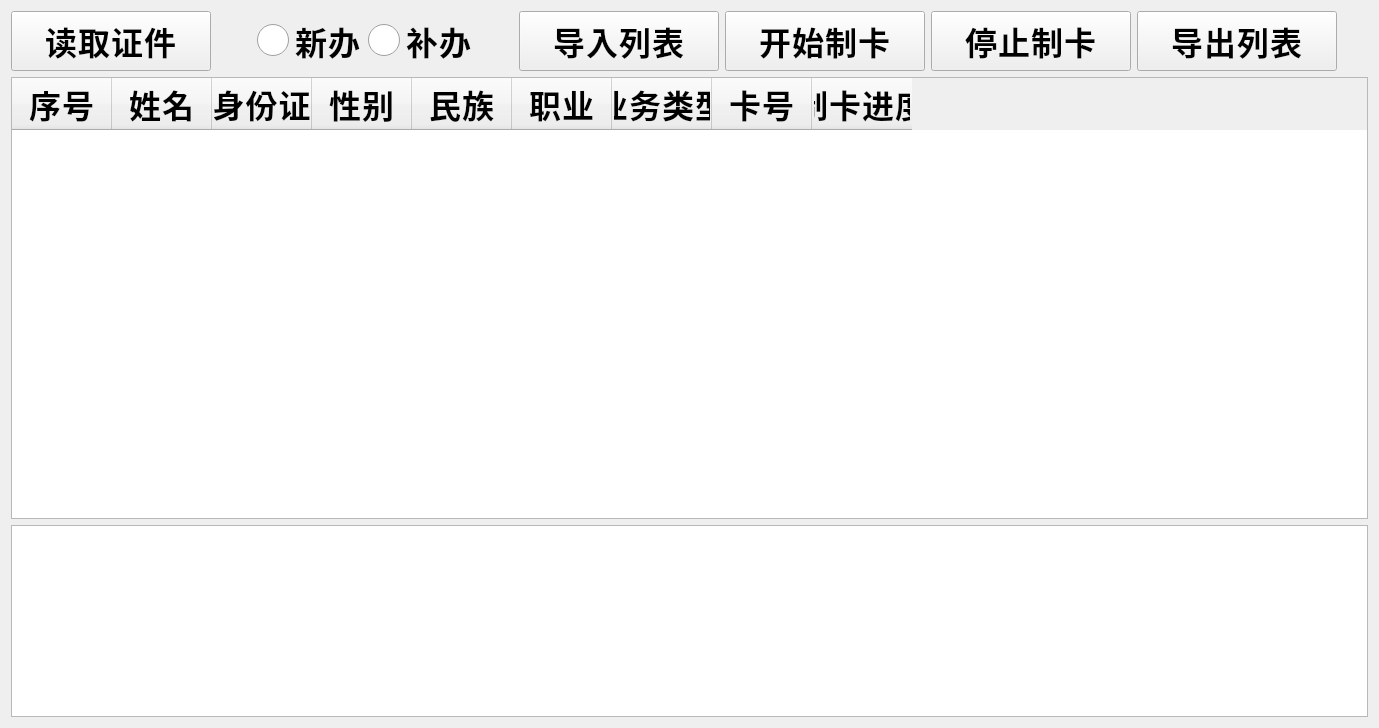
leithergit/SSCard_System, file SSCard_System/Sys_batchmakecard.ui: the form before one commit.
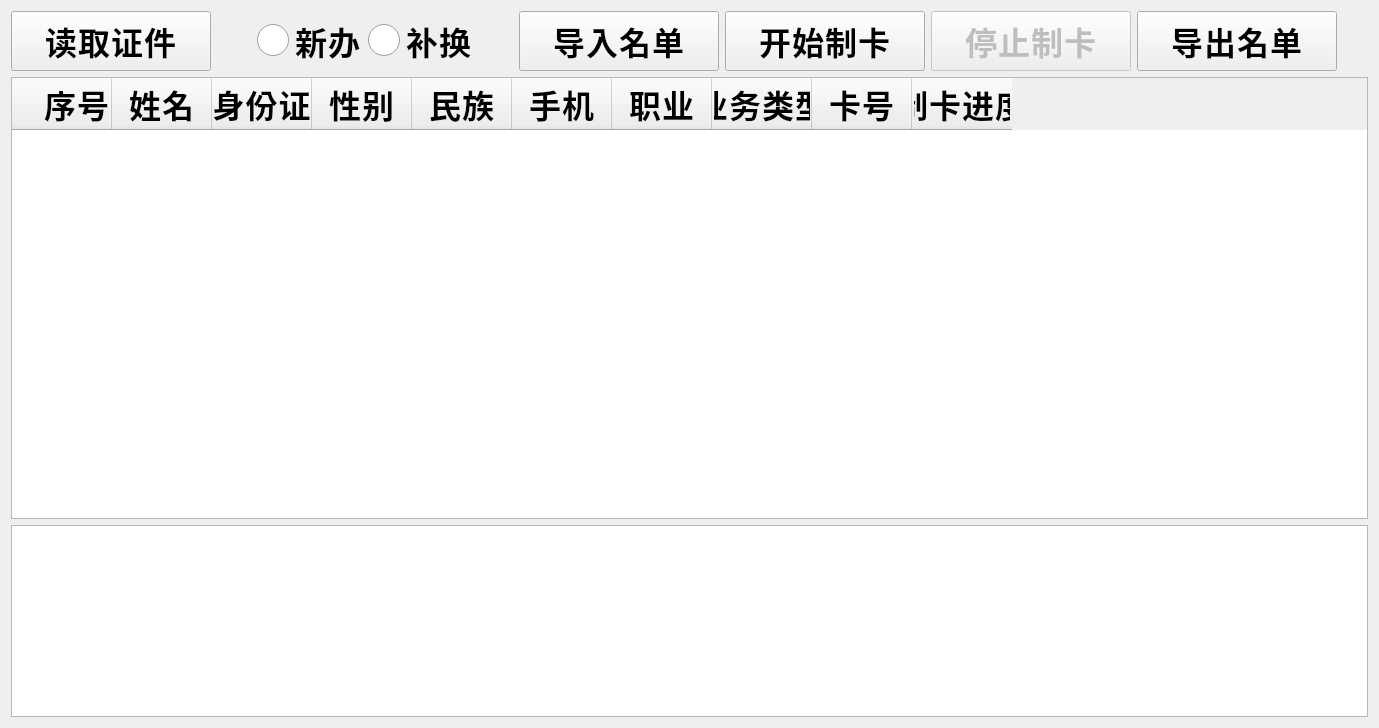
The form after the commit. Icons and pictures are not drawn.

Patch:
```diff
--- a/SSCard_System/Sys_batchmakecard.ui
+++ b/SSCard_System/Sys_batchmakecard.ui
@@ -96,7 +96,7 @@
 </string>
        </property>
        <property name="text">
-        <string>补办</string>
+        <string>补换</string>
        </property>
       </widget>
      </item>
@@ -131,7 +131,7 @@
         </size>
        </property>
        <property name="text">
-        <string>导入列表</string>
+        <string>导入名单</string>
        </property>
       </widget>
      </item>
@@ -156,6 +156,9 @@
      </item>
      <item>
       <widget class="QPushButton" name="pushButton_StopMakeCard">
+       <property name="enabled">
+        <bool>false</bool>
+       </property>
        <property name="minimumSize">
         <size>
          <width>200</width>
@@ -188,7 +191,7 @@
         </size>
        </property>
        <property name="text">
-        <string>导出列表</string>
+        <string>导出名单</string>
        </property>
       </widget>
      </item>
@@ -219,6 +222,9 @@
       <property name="text">
        <string>序号</string>
       </property>
+      <property name="textAlignment">
+       <set>AlignTrailing|AlignVCenter</set>
+      </property>
      </column>
      <column>
       <property name="text">
@@ -234,10 +240,21 @@
       <property name="text">
        <string>性别</string>
       </property>
+      <property name="textAlignment">
+       <set>AlignCenter</set>
+      </property>
      </column>
      <column>
       <property name="text">
        <string>民族</string>
+      </property>
+      <property name="textAlignment">
+       <set>AlignCenter</set>
+      </property>
+     </column>
+     <column>
+      <property name="text">
+       <string>手机</string>
       </property>
      </column>
      <column>
```
Left out of the diff: 2 changed lines with no effect on the pictures.
